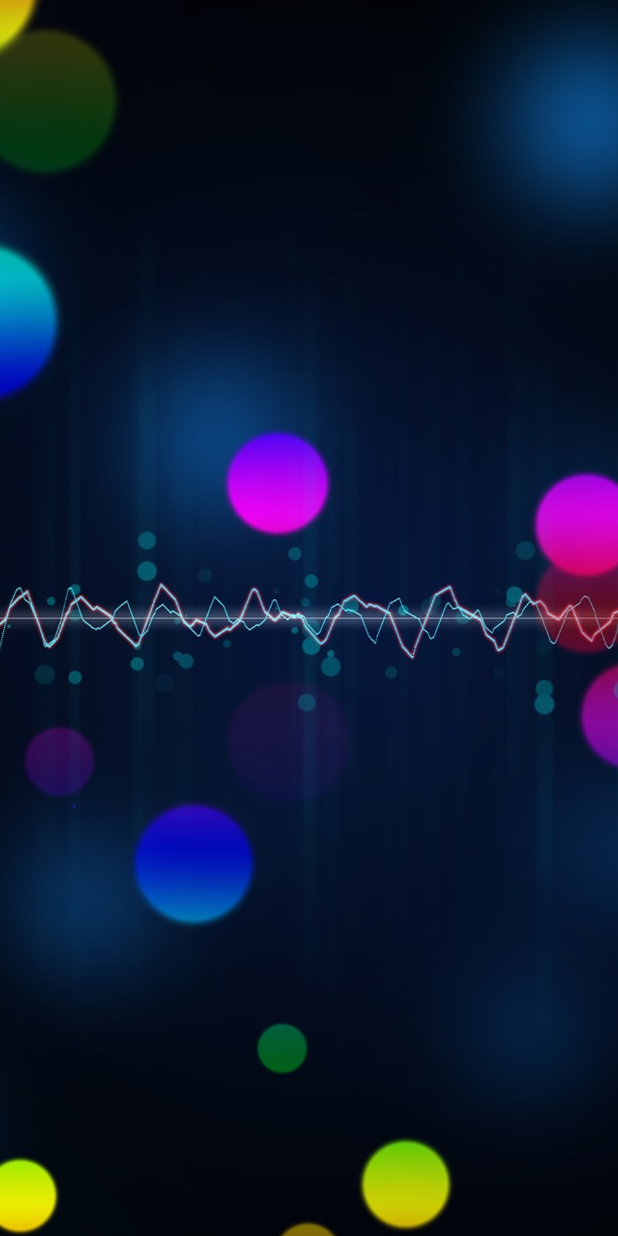
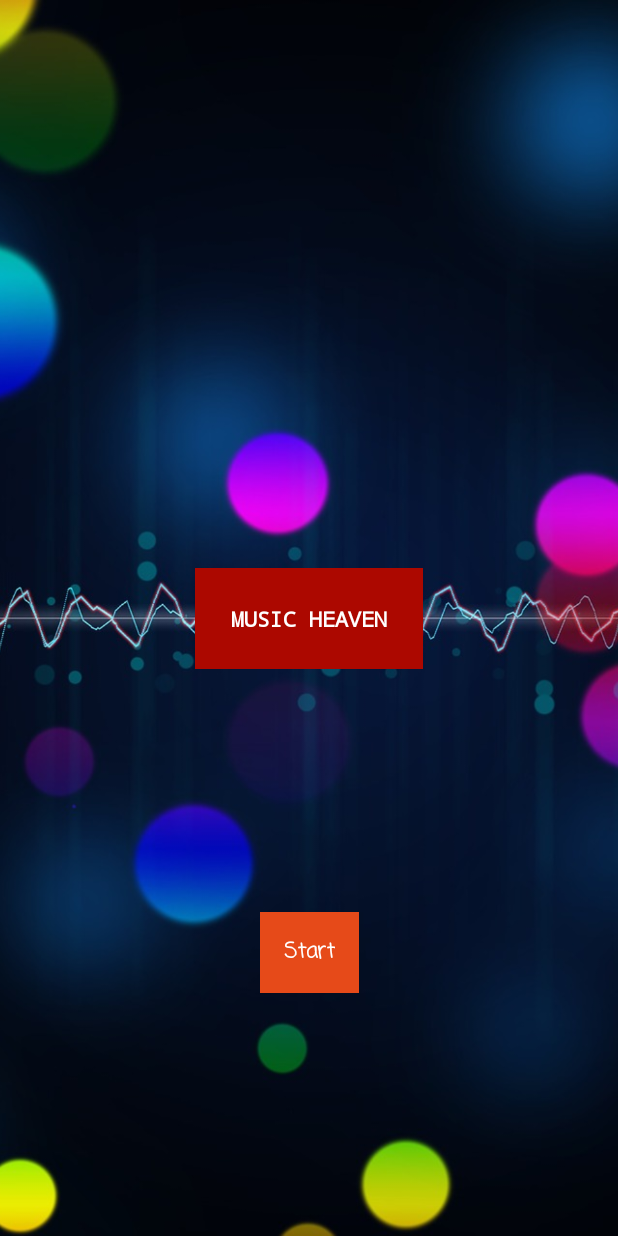
Before and after one commit to n13costas/MusicApp, an Android app: the screen it shows after launch (MainActivity), on a phone screen of 412 x 824 dp. Run offline under Robolectric (Android 15) with nearby library versions, the phone set to English and light mode, and no system bars.

Commit message:
Added list activity

```diff
--- a/app/src/main/AndroidManifest.xml
+++ b/app/src/main/AndroidManifest.xml
@@ -16,6 +16,7 @@
                 <category android:name="android.intent.category.LAUNCHER" />
             </intent-filter>
         </activity>
+        <activity android:name=".MusicListActivity"></activity>
     </application>
 
 </manifest>
--- a/app/src/main/java/com/example/android/musicapp/MainActivity.java
+++ b/app/src/main/java/com/example/android/musicapp/MainActivity.java
@@ -1,7 +1,11 @@
 package com.example.android.musicapp;
 
+import android.app.ListActivity;
+import android.content.Intent;
 import android.support.v7.app.AppCompatActivity;
 import android.os.Bundle;
+import android.view.View;
+import android.widget.TextView;
 
 public class MainActivity extends AppCompatActivity {
 
@@ -9,5 +13,15 @@ public class MainActivity extends AppCompatActivity {
     protected void onCreate(Bundle savedInstanceState) {
         super.onCreate(savedInstanceState);
         setContentView(R.layout.activity_main);
+
+        TextView startButton = findViewById(R.id.textStart);
+        startButton.setOnClickListener(new View.OnClickListener() {
+            @Override
+            public void onClick(View v) {
+                Intent listIntent = new Intent(MainActivity.this, MusicListActivity.class);
+                startActivity(listIntent);
+            }
+        });
+
     }
 }
--- a/app/src/main/res/layout/activity_main.xml
+++ b/app/src/main/res/layout/activity_main.xml
@@ -1,18 +1,48 @@
 <?xml version="1.0" encoding="utf-8"?>
-<android.support.constraint.ConstraintLayout
-    xmlns:android="http://schemas.android.com/apk/res/android"
+<android.support.constraint.ConstraintLayout xmlns:android="http://schemas.android.com/apk/res/android"
     xmlns:tools="http://schemas.android.com/tools"
     android:layout_width="match_parent"
     android:layout_height="match_parent"
+    xmlns:app="http://schemas.android.com/apk/res-auto"
     tools:context=".MainActivity">
 
     <ImageView
+        android:id="@+id/imageBgView"
         android:layout_width="match_parent"
         android:layout_height="match_parent"
-        android:src="@drawable/musicbg"
-        android:scaleType="centerCrop"/>
+        android:scaleType="centerCrop"
+        android:src="@drawable/musicbg" />
 
+    <TextView
+        android:id="@+id/textMusicAppView"
+        android:layout_width="wrap_content"
+        android:layout_height="wrap_content"
+        android:background="@color/colorPrimaryDark"
+        android:fontFamily="monospace"
+        android:textAllCaps="true"
+        android:text="@string/app_motto"
+        android:textColor="@color/colorWhite"
+        android:textStyle="bold"
+        app:layout_constraintBottom_toBottomOf="@+id/imageBgView"
+        app:layout_constraintEnd_toEndOf="@+id/imageBgView"
+        app:layout_constraintStart_toStartOf="@+id/imageBgView"
+        app:layout_constraintTop_toTopOf="@+id/imageBgView"
+        android:padding="@dimen/spaceXLarge"/>
 
+    <TextView
+        android:id="@+id/textStart"
+        android:layout_width="wrap_content"
+        android:layout_height="wrap_content"
+        android:text="@string/app_start"
+        app:layout_constraintBottom_toBottomOf="parent"
+        app:layout_constraintEnd_toEndOf="parent"
+        app:layout_constraintStart_toStartOf="parent"
+        app:layout_constraintTop_toBottomOf="@+id/textMusicAppView"
+        android:background="@color/colorPrimary"
+        android:fontFamily="casual"
+        android:padding="@dimen/spaceMedium"
+        android:textColor="@color/colorWhite"
+        android:textStyle="bold"/>
 
 
 </android.support.constraint.ConstraintLayout>
--- a/app/src/main/res/values/colors.xml
+++ b/app/src/main/res/values/colors.xml
@@ -3,4 +3,5 @@
     <color name="colorPrimary">#e64a19</color>
     <color name="colorPrimaryDark">#ac0800</color>
     <color name="colorAccent">#616161</color>
+    <color name="colorWhite">#ffffff</color>
 </resources>
--- a/app/src/main/res/values/strings.xml
+++ b/app/src/main/res/values/strings.xml
@@ -1,3 +1,6 @@
 <resources>
     <string name="app_name">MusicApp</string>
+    <string name="app_motto">Music Heaven</string>
+    <string name="app_start">Start</string>
+    <string name="app_list_header">Music Heaven List</string>
 </resources>
```
Also changed, not shown: app/src/main/java/com/example/android/musicapp/MusicListActivity.java (added, +13 -0 lines), app/src/main/res/layout/activity_music_list.xml (added, +26 -0 lines).
